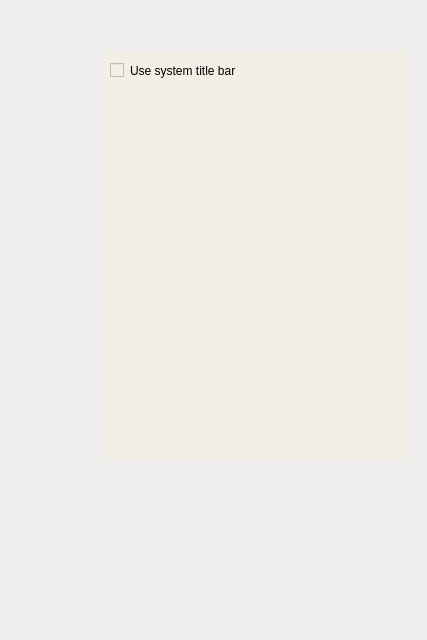
Before: the Qt Designer form mainwindow.ui in micku7zu/QtOneFM, drawn with Qt 5.
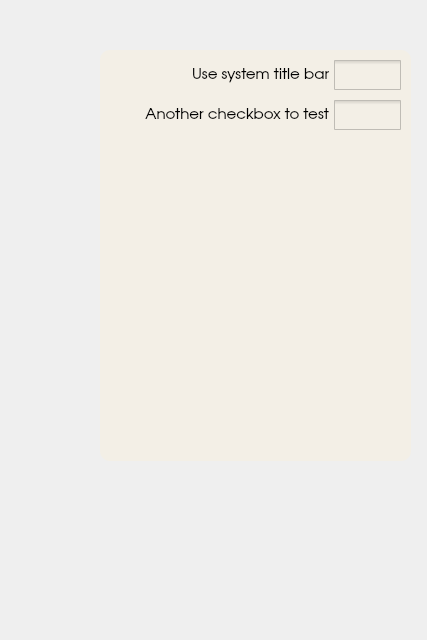
After: the same form once the commit is applied. Icons and pictures are not drawn.

Commit message: Checkbox design

The edit to the form file:
```diff
--- a/mainwindow.ui
+++ b/mainwindow.ui
@@ -482,14 +482,90 @@
       <rect>
        <x>10</x>
        <y>10</y>
-       <width>151</width>
-       <height>21</height>
+       <width>291</width>
+       <height>30</height>
       </rect>
      </property>
+     <property name="font">
+      <font>
+       <family>URW Gothic L</family>
+       <pointsize>11</pointsize>
+      </font>
+     </property>
+     <property name="cursor">
+      <cursorShape>PointingHandCursor</cursorShape>
+     </property>
+     <property name="layoutDirection">
+      <enum>Qt::RightToLeft</enum>
+     </property>
+     <property name="styleSheet">
+      <string notr="true"> QCheckBox {
+     spacing: 5px;
+ }
+
+ QCheckBox::indicator {
+     width: 67px;
+     height: 30px;
+ }
+
+ QCheckBox::indicator:unchecked {
+     image: url(:/images/checkbox_unchecked.png);
+ }
+
+ QCheckBox::indicator:checked {
+     image: url(:/images/checkbox_checked.png);
+ }
+</string>
+     </property>
      <property name="text">
       <string>Use system title bar</string>
      </property>
     </widget>
+    <widget class="QCheckBox" name="checkboxTest">
+     <property name="geometry">
+      <rect>
+       <x>10</x>
+       <y>50</y>
+       <width>291</width>
+       <height>30</height>
+      </rect>
+     </property>
+     <property name="font">
+      <font>
+       <family>URW Gothic L</family>
+       <pointsize>11</pointsize>
+      </font>
+     </property>
+     <property name="cursor">
+      <cursorShape>PointingHandCursor</cursorShape>
+     </property>
+     <property name="layoutDirection">
+      <enum>Qt::RightToLeft</enum>
+     </property>
+     <property name="styleSheet">
+      <string notr="true"> QCheckBox {
+     spacing: 5px;
+ }
+
+ QCheckBox::indicator {
+     width: 67px;
+     height: 30px;
+ }
+
+ QCheckBox::indicator:unchecked {
+     image: url(:/images/checkbox_unchecked.png);
+ }
+
+ QCheckBox::indicator:checked {
+     image: url(:/images/checkbox_checked.png);
+ }
+
+</string>
+     </property>
+     <property name="text">
+      <string>Another checkbox to test</string>
+     </property>
+    </widget>
    </widget>
    <widget class="QToolButton" name="buttonClose">
     <property name="geometry">
```
The commit also changes 3 other files.
